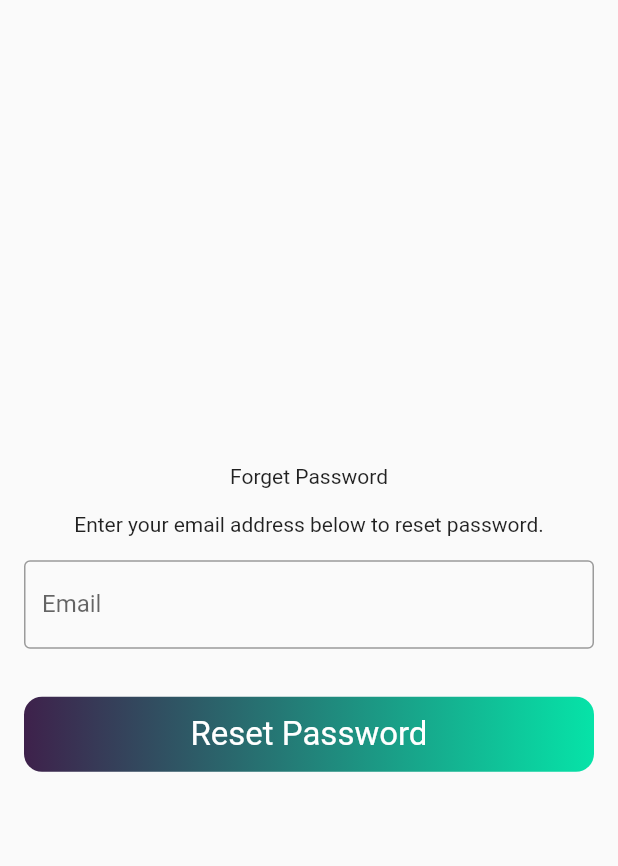
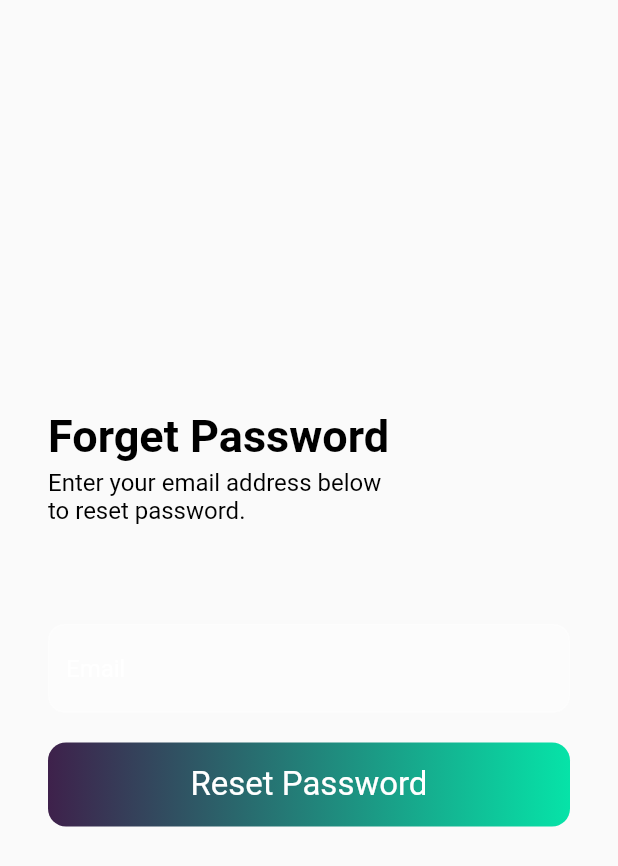
Before and after one commit to ChandraChaan/skedaddle, a Flutter app: the forgetPassword screen opened directly, on a phone screen of 412 x 824 dp. Shown: the top 866 px of the screen. Run offline on Flutter 3.47's test engine with Material 2 defaults, Android fonts, the phone set to English and light mode, and no system bars; our stand-ins replace flutter_svg, get; Roboto replaces fonts that are missing (san-serif).

Commit message:
forget password UI Changes

```diff
--- a/lib/Presantation/forgetPassword.dart
+++ b/lib/Presantation/forgetPassword.dart
@@ -1,5 +1,6 @@
 import 'package:flutter/material.dart';
 import 'package:skedaddle/Common/Button.dart';
+import 'package:skedaddle/Common/textField.dart';
 
 class forgetPassword extends StatefulWidget {
   @override
@@ -7,19 +8,35 @@ class forgetPassword extends StatefulWidget {
 }
 
 class _forgetPasswordState extends State<forgetPassword> {
+
+  final emailControl = TextEditingController();
   @override
   Widget build(BuildContext context) {
     return Scaffold(
       body: Center(
+
+        child: Container(
+          padding: EdgeInsets.symmetric(horizontal: 32.0),
           child: Column(
+
             mainAxisAlignment: MainAxisAlignment.center,
             children: [
+              Align(
+                alignment: Alignment.topLeft,
+                child: Text("Forget Password",
+                  style: TextStyle(color: Colors.black,fontSize: 30.0,fontWeight: FontWeight.bold,fontFamily: 'san-serif'),),
+              ),
+              SizedBox(
+                height: 4.0,
+              ),
               Padding(
-              padding: const EdgeInsets.all(16.0),
-              child: Text("Forget Password",),
+                padding: const EdgeInsets.only(right: 120.0),
+                child: Text("Enter your email address below to reset password.",style: TextStyle(color: Colors.black,fontSize: 16.0,fontWeight: FontWeight.normal,fontFamily: 'san-serif'),),
               ),
-            Text("Enter your email address below to reset password.",),
-            Padding(
+              SizedBox(
+                height: 66.0,
+              ),
+              /*Padding(
                 padding: const EdgeInsets.all(16.0),
                 child: TextFormField(
                   decoration: InputDecoration(
@@ -29,9 +46,17 @@ class _forgetPasswordState extends State<forgetPassword> {
                   ),
                 ),
               ),
-
-
-            Padding(
+*/
+              UiFormText(
+                  hint: 'Email',
+                  label: 'email',
+                  controllercc: emailControl,
+                  normalFeild: true,
+                  readonlyye: false),
+              SizedBox(
+                height: 20.0,
+              ),
+              /*Padding(
                 padding: const EdgeInsets.all(16.0),
                 child: Container(
                   height: 50,
@@ -44,8 +69,17 @@ class _forgetPasswordState extends State<forgetPassword> {
                     },
                   ),
                 ),
+              ),*/
+              Container(
+                height: 56,
+                width: MediaQuery.of(context).size.width,
+                child: themeButton(
+                  name: 'Reset Password',
+                  onClick: () {},
+                ),
               ),
             ],
+          ),
         ),
       )
     );
```
Lines whose indentation alone changed are shown as unchanged.
